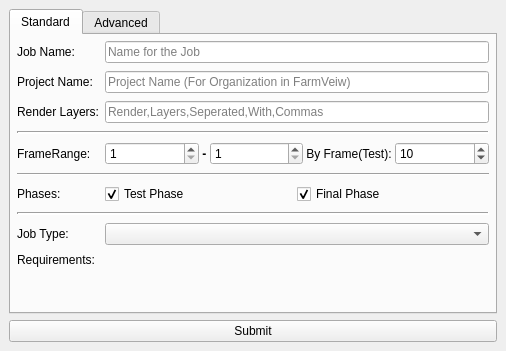
david2777/DPS_Hydra, file docs/QT_Designer/UI_Submitter.ui: the form before one commit.
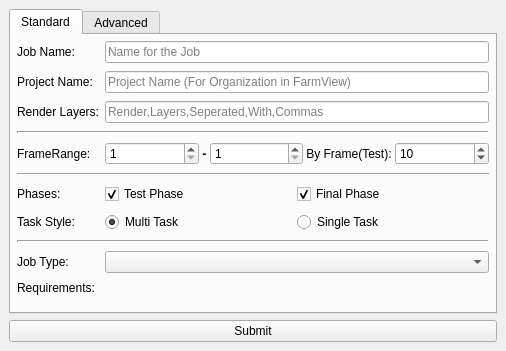
The form after the commit.

Commit message: Added task generation option, bugfixes

Diff of the .ui file:
```diff
--- a/docs/QT_Designer/UI_Submitter.ui
+++ b/docs/QT_Designer/UI_Submitter.ui
@@ -85,7 +85,7 @@
         <item row="1" column="1">
          <widget class="QLineEdit" name="projectNameLineEdit">
           <property name="placeholderText">
-           <string>Project Name (For Organization in FarmVeiw)</string>
+           <string>Project Name (For Organization in FarmView)</string>
           </property>
          </widget>
         </item>
@@ -263,7 +263,7 @@
           </item>
          </layout>
         </item>
-        <item row="8" column="0" colspan="2">
+        <item row="9" column="0" colspan="2">
          <widget class="Line" name="line_3">
           <property name="lineWidth">
            <number>2</number>
@@ -273,26 +273,54 @@
           </property>
          </widget>
         </item>
-        <item row="9" column="0">
+        <item row="10" column="0">
          <widget class="QLabel" name="jobTypeLabel">
           <property name="text">
            <string>Job Type:</string>
           </property>
          </widget>
         </item>
-        <item row="10" column="0">
+        <item row="11" column="0">
          <widget class="QLabel" name="requirementsLabel">
           <property name="text">
            <string>Requirements:</string>
           </property>
          </widget>
         </item>
-        <item row="10" column="1">
+        <item row="11" column="1">
          <layout class="QGridLayout" name="reqsGrid"/>
         </item>
-        <item row="9" column="1">
+        <item row="10" column="1">
          <widget class="QComboBox" name="jobTypeComboBox"/>
         </item>
+        <item row="8" column="0">
+         <widget class="QLabel" name="taskStyleLabel">
+          <property name="text">
+           <string>Task Style:</string>
+          </property>
+         </widget>
+        </item>
+        <item row="8" column="1">
+         <layout class="QHBoxLayout" name="taskStyleLayout">
+          <item>
+           <widget class="QRadioButton" name="multiTaskRadio">
+            <property name="text">
+             <string>Multi Task</string>
+            </property>
+            <property name="checked">
+             <bool>true</bool>
+            </property>
+           </widget>
+          </item>
+          <item>
+           <widget class="QRadioButton" name="singleTaskRadio">
+            <property name="text">
+             <string>Single Task</string>
+            </property>
+           </widget>
+          </item>
+         </layout>
+        </item>
        </layout>
       </widget>
       <widget class="QWidget" name="advancedTab">
```
The commit also changes 6 other files.
